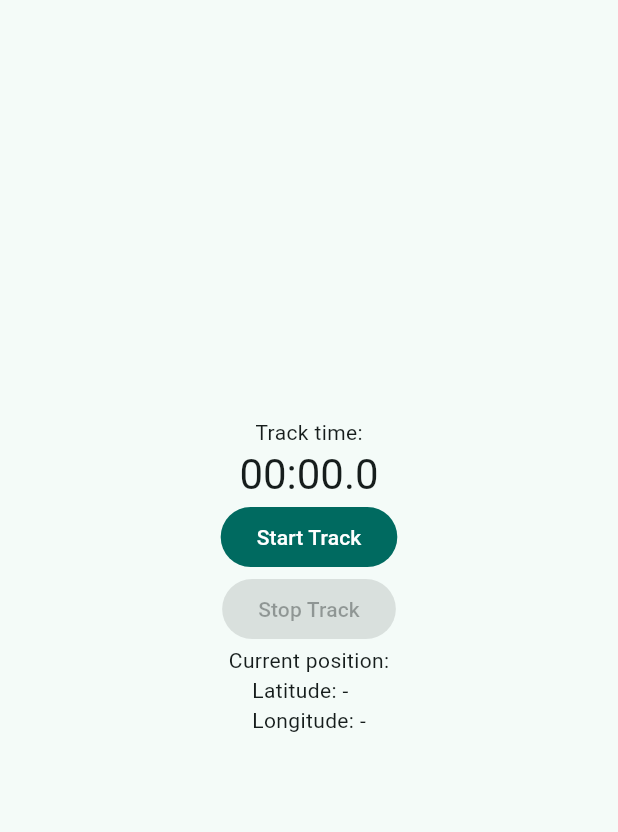
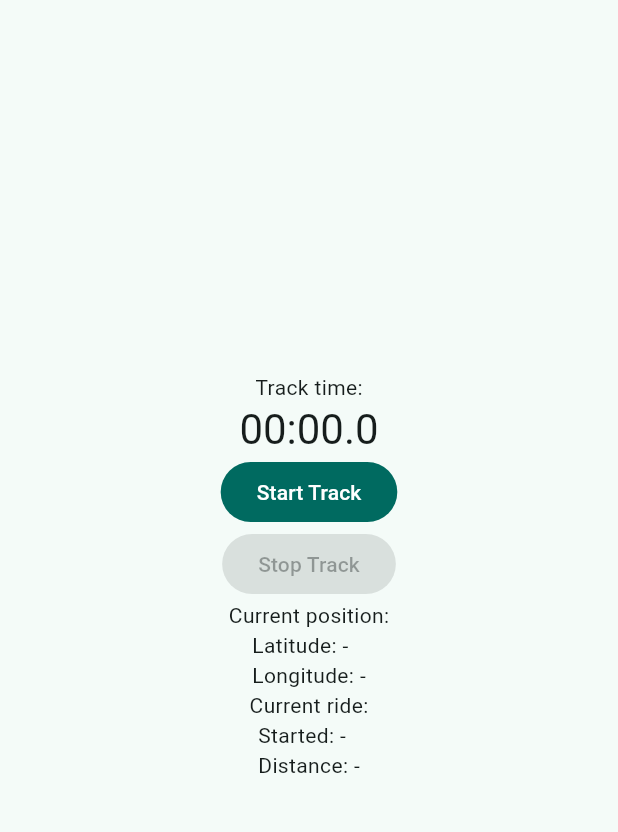
Before and after one commit to mmarinriera/remora, a Flutter app: the screen it shows after launch, on a phone screen of 412 x 824 dp, the part 84-916 px from its top. Run offline on Flutter 3.47's test engine with Material 3 defaults, Android fonts, the light colour scheme and no system bars; our stand-ins replace geolocator.

Commit message:
feat(ui): show ride data

```diff
--- a/lib/main.dart
+++ b/lib/main.dart
@@ -183,6 +183,12 @@ class _MyHomePageState extends State<MyHomePage> {
               'Longitude: ${_rideTracker.currentPosition?.longitude ?? '-'}',
               style: Theme.of(context).textTheme.bodyMedium,
             ),
+            const Text('Current ride:'),
+            Text(
+              'Started: ${_rideTracker.rideStart ?? '-'}\n'
+              'Distance: ${_rideTracker.rideDistance ?? '-'}',
+              style: Theme.of(context).textTheme.bodyMedium,
+            ),
           ],
         ),
       ),
--- a/lib/ride_tracker.dart
+++ b/lib/ride_tracker.dart
@@ -7,12 +7,14 @@ import 'models/ride.dart';
 class RideTracker {
   final LocationService _locationService = LocationService();
   StreamSubscription<TrackPoint>? _locationSubscription;
-  late Ride? _currentRide;
-  TrackPoint? _currentPosition = null;
+  Ride? _currentRide;
+  TrackPoint? _currentPosition;
   bool _trackActive = false;
 
+  bool get trackActive => _trackActive;
   TrackPoint? get currentPosition => _currentPosition;
-  bool get trackActive => _trackActive;
+  DateTime? get rideStart => _currentRide?.startedAt;
+  double? get rideDistance => _currentRide?.totalDistance();
 
   Future<void> startTrack() async {
     if (_trackActive) {
```
